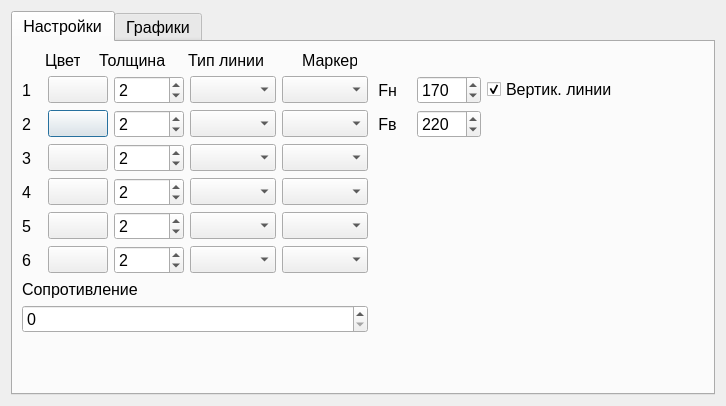
Before: the Qt Designer form UI.ui in Nenu1985/stend, drawn with Qt 5.
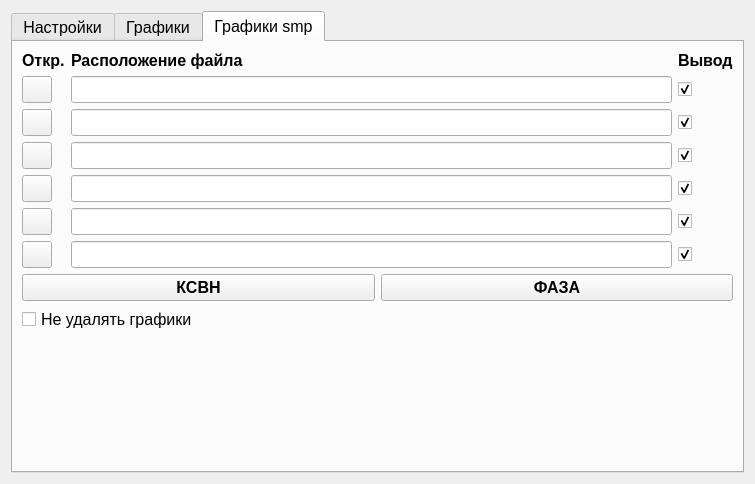
After: the same form once the commit is applied. Icons and pictures are not drawn.

Commit message: New tab for smp files

```diff
--- a/UI.ui
+++ b/UI.ui
@@ -6,8 +6,8 @@
    <rect>
     <x>0</x>
     <y>0</y>
-    <width>712</width>
-    <height>406</height>
+    <width>755</width>
+    <height>484</height>
    </rect>
   </property>
   <property name="windowTitle">
@@ -22,7 +22,7 @@
       </font>
      </property>
      <property name="currentIndex">
-      <number>0</number>
+      <number>2</number>
      </property>
      <widget class="QWidget" name="tab">
       <attribute name="title">
@@ -582,6 +582,19 @@
              </property>
             </widget>
            </item>
+           <item>
+            <spacer name="horizontalSpacer_3">
+             <property name="orientation">
+              <enum>Qt::Horizontal</enum>
+             </property>
+             <property name="sizeHint" stdset="0">
+              <size>
+               <width>40</width>
+               <height>20</height>
+              </size>
+             </property>
+            </spacer>
+           </item>
           </layout>
          </item>
          <item>
@@ -1287,6 +1300,372 @@
        </item>
       </layout>
      </widget>
+     <widget class="QWidget" name="tab_3">
+      <attribute name="title">
+       <string>Графики smp</string>
+      </attribute>
+      <layout class="QGridLayout" name="gridLayout_5">
+       <item row="0" column="0">
+        <layout class="QGridLayout" name="gridLayout_4">
+         <item row="2" column="0">
+          <widget class="QPushButton" name="pushButton_open_file2_smp">
+           <property name="maximumSize">
+            <size>
+             <width>30</width>
+             <height>30</height>
+            </size>
+           </property>
+           <property name="text">
+            <string/>
+           </property>
+           <property name="icon">
+            <iconset>
+             <normaloff>C:/Users/nenuzhny/Pictures/FileIcon20x20.png</normaloff>C:/Users/nenuzhny/Pictures/FileIcon20x20.png</iconset>
+           </property>
+          </widget>
+         </item>
+         <item row="1" column="5">
+          <widget class="QCheckBox" name="checkBox_filePlot1_smp">
+           <property name="maximumSize">
+            <size>
+             <width>30</width>
+             <height>30</height>
+            </size>
+           </property>
+           <property name="text">
+            <string/>
+           </property>
+           <property name="checked">
+            <bool>true</bool>
+           </property>
+           <property name="tristate">
+            <bool>false</bool>
+           </property>
+          </widget>
+         </item>
+         <item row="0" column="5">
+          <widget class="QLabel" name="label_17">
+           <property name="maximumSize">
+            <size>
+             <width>16777215</width>
+             <height>30</height>
+            </size>
+           </property>
+           <property name="font">
+            <font>
+             <pointsize>12</pointsize>
+             <weight>75</weight>
+             <bold>true</bold>
+            </font>
+           </property>
+           <property name="text">
+            <string>Вывод</string>
+           </property>
+          </widget>
+         </item>
+         <item row="1" column="0">
+          <widget class="QPushButton" name="pushButton_open_file1_smp">
+           <property name="maximumSize">
+            <size>
+             <width>30</width>
+             <height>30</height>
+            </size>
+           </property>
+           <property name="text">
+            <string/>
+           </property>
+           <property name="icon">
+            <iconset>
+             <normaloff>C:/Users/nenuzhny/Pictures/FileIcon20x20.png</normaloff>C:/Users/nenuzhny/Pictures/FileIcon20x20.png</iconset>
+           </property>
+          </widget>
+         </item>
+         <item row="0" column="0" colspan="3">
+          <widget class="QLabel" name="label_18">
+           <property name="maximumSize">
+            <size>
+             <width>60</width>
+             <height>30</height>
+            </size>
+           </property>
+           <property name="font">
+            <font>
+             <pointsize>12</pointsize>
+             <weight>75</weight>
+             <bold>true</bold>
+            </font>
+           </property>
+           <property name="text">
+            <string>Откр.</string>
+           </property>
+          </widget>
+         </item>
+         <item row="2" column="5">
+          <widget class="QCheckBox" name="checkBox_filePlot2_smp">
+           <property name="maximumSize">
+            <size>
+             <width>30</width>
+             <height>30</height>
+            </size>
+           </property>
+           <property name="text">
+            <string/>
+           </property>
+           <property name="checked">
+            <bool>true</bool>
+           </property>
+          </widget>
+         </item>
+         <item row="3" column="0">
+          <widget class="QPushButton" name="pushButton_open_file3_smp">
+           <property name="maximumSize">
+            <size>
+             <width>30</width>
+             <height>30</height>
+            </size>
+           </property>
+           <property name="text">
+            <string/>
+           </property>
+           <property name="icon">
+            <iconset>
+             <normaloff>C:/Users/nenuzhny/Pictures/FileIcon20x20.png</normaloff>C:/Users/nenuzhny/Pictures/FileIcon20x20.png</iconset>
+           </property>
+          </widget>
+         </item>
+         <item row="3" column="5">
+          <widget class="QCheckBox" name="checkBox_filePlot3_smp">
+           <property name="maximumSize">
+            <size>
+             <width>30</width>
+             <height>30</height>
+            </size>
+           </property>
+           <property name="text">
+            <string/>
+           </property>
+           <property name="checked">
+            <bool>true</bool>
+           </property>
+          </widget>
+         </item>
+         <item row="4" column="0">
+          <widget class="QPushButton" name="pushButton_open_file4_smp">
+           <property name="maximumSize">
+            <size>
+             <width>30</width>
+             <height>30</height>
+            </size>
+           </property>
+           <property name="text">
+            <string/>
+           </property>
+           <property name="icon">
+            <iconset>
+             <normaloff>C:/Users/nenuzhny/Pictures/FileIcon20x20.png</normaloff>C:/Users/nenuzhny/Pictures/FileIcon20x20.png</iconset>
+           </property>
+          </widget>
+         </item>
+         <item row="4" column="5">
+          <widget class="QCheckBox" name="checkBox_filePlot4_smp">
+           <property name="maximumSize">
+            <size>
+             <width>30</width>
+             <height>30</height>
+            </size>
+           </property>
+           <property name="text">
+            <string/>
+           </property>
+           <property name="checked">
+            <bool>true</bool>
+           </property>
+          </widget>
+         </item>
+         <item row="5" column="0">
+          <widget class="QPushButton" name="pushButton_open_file5_smp">
+           <property name="maximumSize">
+            <size>
+             <width>30</width>
+             <height>30</height>
+            </size>
+           </property>
+           <property name="text">
+            <string/>
+           </property>
+           <property name="icon">
+            <iconset>
+             <normaloff>C:/Users/nenuzhny/Pictures/FileIcon20x20.png</normaloff>C:/Users/nenuzhny/Pictures/FileIcon20x20.png</iconset>
+           </property>
+          </widget>
+         </item>
+         <item row="5" column="5">
+          <widget class="QCheckBox" name="checkBox_filePlot5_smp">
+           <property name="maximumSize">
+            <size>
+             <width>30</width>
+             <height>30</height>
+            </size>
+           </property>
+           <property name="text">
+            <string/>
+           </property>
+           <property name="checked">
+            <bool>true</bool>
+           </property>
+          </widget>
+         </item>
+         <item row="6" column="0">
+          <widget class="QPushButton" name="pushButton_open_file6_smp">
+           <property name="maximumSize">
+            <size>
+             <width>30</width>
+             <height>30</height>
+            </size>
+           </property>
+           <property name="text">
+            <string/>
+           </property>
+           <property name="icon">
+            <iconset>
+             <normaloff>C:/Users/nenuzhny/Pictures/FileIcon20x20.png</normaloff>C:/Users/nenuzhny/Pictures/FileIcon20x20.png</iconset>
+           </property>
+          </widget>
+         </item>
+         <item row="6" column="5">
+          <widget class="QCheckBox" name="checkBox_filePlot6_smp">
+           <property name="maximumSize">
+            <size>
+             <width>30</width>
+             <height>30</height>
+            </size>
+           </property>
+           <property name="text">
+            <string/>
+           </property>
+           <property name="checked">
+            <bool>true</bool>
+           </property>
+          </widget>
+         </item>
+         <item row="0" column="3">
+          <widget class="QLabel" name="label_19">
+           <property name="maximumSize">
+            <size>
+             <width>16777215</width>
+             <height>30</height>
+            </size>
+           </property>
+           <property name="font">
+            <font>
+             <pointsize>12</pointsize>
+             <weight>75</weight>
+             <bold>true</bold>
+            </font>
+           </property>
+           <property name="text">
+            <string>Расположение файла</string>
+           </property>
+          </widget>
+         </item>
+         <item row="1" column="3">
+          <widget class="QLineEdit" name="lineEdit_filename1_smp">
+           <property name="text">
+            <string/>
+           </property>
+          </widget>
+         </item>
+         <item row="2" column="3">
+          <widget class="QLineEdit" name="lineEdit_filename2_smp">
+           <property name="text">
+            <string/>
+           </property>
+          </widget>
+         </item>
+         <item row="3" column="3">
+          <widget class="QLineEdit" name="lineEdit_filename3_smp">
+           <property name="text">
+            <string/>
+           </property>
+          </widget>
+         </item>
+         <item row="4" column="3">
+          <widget class="QLineEdit" name="lineEdit_filename4_smp">
+           <property name="text">
+            <string/>
+           </property>
+          </widget>
+         </item>
+         <item row="5" column="3">
+          <widget class="QLineEdit" name="lineEdit_filename5_smp">
+           <property name="text">
+            <string/>
+           </property>
+          </widget>
+         </item>
+         <item row="6" column="3">
+          <widget class="QLineEdit" name="lineEdit_filename6_smp">
+           <property name="text">
+            <string/>
+           </property>
+          </widget>
+         </item>
+        </layout>
+       </item>
+       <item row="1" column="0">
+        <layout class="QHBoxLayout" name="horizontalLayout_6">
+         <item>
+          <widget class="QPushButton" name="pushButton_smp_plot_vswr">
+           <property name="font">
+            <font>
+             <pointsize>12</pointsize>
+             <weight>75</weight>
+             <bold>true</bold>
+            </font>
+           </property>
+           <property name="text">
+            <string>КСВН</string>
+           </property>
+          </widget>
+         </item>
+         <item>
+          <widget class="QPushButton" name="pushButton_smp_plot_phase">
+           <property name="font">
+            <font>
+             <pointsize>12</pointsize>
+             <weight>75</weight>
+             <bold>true</bold>
+            </font>
+           </property>
+           <property name="text">
+            <string>ФАЗА</string>
+           </property>
+          </widget>
+         </item>
+        </layout>
+       </item>
+       <item row="2" column="0">
+        <widget class="QCheckBox" name="checkBox_do_not_delete_current_plots_smp">
+         <property name="text">
+          <string>Не удалять графики</string>
+         </property>
+        </widget>
+       </item>
+       <item row="3" column="0">
+        <spacer name="verticalSpacer_4">
+         <property name="orientation">
+          <enum>Qt::Vertical</enum>
+         </property>
+         <property name="sizeHint" stdset="0">
+          <size>
+           <width>20</width>
+           <height>116</height>
+          </size>
+         </property>
+        </spacer>
+       </item>
+      </layout>
+     </widget>
     </widget>
    </item>
   </layout>
```
The commit also changes 3 other files.
